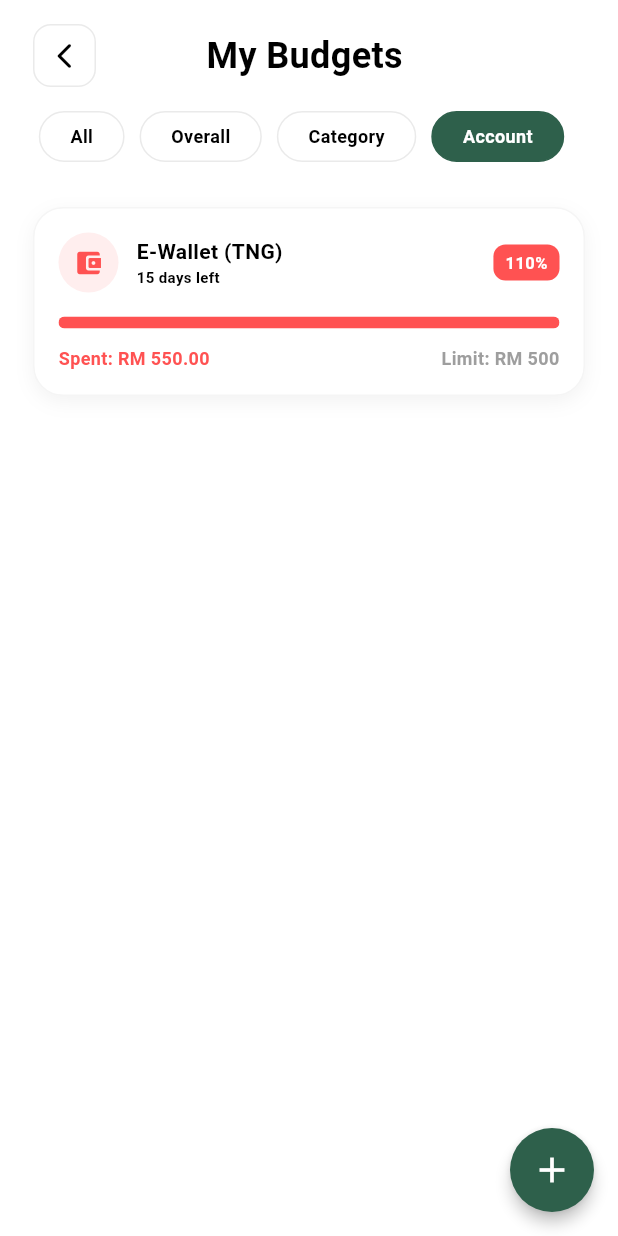
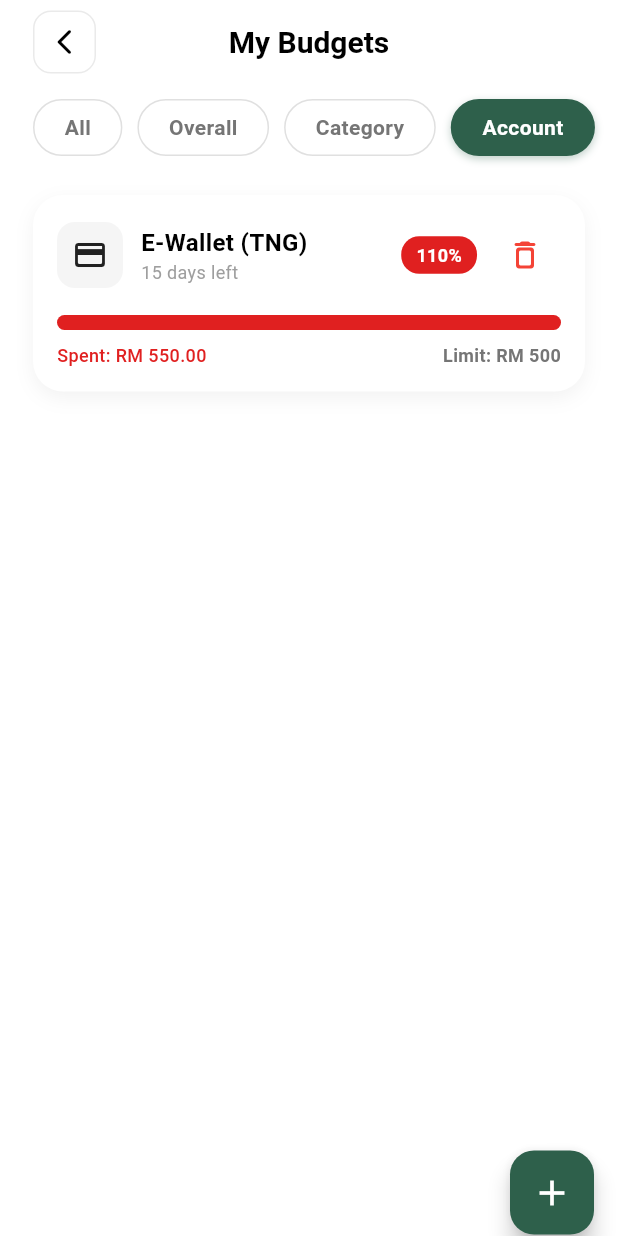
Before and after one commit to cshenglim0407/CAT-304, a Flutter app: the BudgetOverviewPage screen opened directly, after a tap on "Overall", after a tap on "Category", after a tap on "Account", on a phone screen of 412 x 824 dp. Run offline on Flutter 3.47's test engine with Material 3 defaults, Android fonts, the phone set to English and light mode, and no system bars; our stand-ins replace file_picker, flutter_dotenv, google_sign_in, shared_preferences, supabase_flutter; accounts and stored records are empty.

Commit message:
fix budget page

```diff
--- a/mobile/lib/presentation/pages/budget_threshold/budget.dart
+++ b/mobile/lib/presentation/pages/budget_threshold/budget.dart
@@ -115,7 +115,7 @@ class _BudgetPageState extends State<BudgetPage> {
 Future<void> _saveBudget() async {
   if (!_formKey.currentState!.validate()) return;
 
-    // Check for date range
+  // Check if date range is selected
   if (_selectedDateRange == null) {
     ScaffoldMessenger.of(context).showSnackBar(
       const SnackBar(content: Text("Please select a date range")),
@@ -123,7 +123,7 @@ class _BudgetPageState extends State<BudgetPage> {
     return;
   }
 
-    // Parse safely
+  // Parse the amount safely
   final cleanAmount = _amountController.text.replaceAll(',', '');
   final threshold = double.tryParse(cleanAmount);
 
@@ -134,25 +134,54 @@ class _BudgetPageState extends State<BudgetPage> {
     return;
   }
 
-    // Prepare data based on selection
-    // In a real app, you would insert into DB here using 'threshold', '_selectedType', etc.
-    // Example:
-    // final budgetData = {
-    //   'type': _selectedType.code,
-    //   'date_from': _selectedDateRange!.start.toIso8601String(),
-    //   'date_to': _selectedDateRange!.end.toIso8601String(),
-    //   'amount': threshold,
-    //   if (_selectedType == BudgetType.category) 'category_id': _selectedCategoryId,
-    //   if (_selectedType == BudgetType.account) 'account_id': _selectedAccountId,
-    // };
+  // 1. Logic to get the correct Name and Icon
+  String budgetName = 'Overall Limit';
+  IconData budgetIcon = Icons.account_balance_wallet_rounded;
+  String typeLabel = _selectedType.label;
 
+  if (_selectedType == BudgetType.category) {
+    // Find the name of the selected category
+    final category = _categories.firstWhere(
+      (element) => element['id'] == _selectedCategoryId,
+      orElse: () => {'name': 'Unknown Category', 'icon': Icons.category},
+    );
+    budgetName = category['name'];
+    budgetIcon = category['icon'];
+  } else if (_selectedType == BudgetType.account) {
+    // Find the name of the selected account
+    final account = _accounts.firstWhere(
+      (element) => element['id'] == _selectedAccountId,
+      orElse: () => {'name': 'Unknown Account', 'icon': Icons.credit_card},
+    );
+    budgetName = account['name'];
+    budgetIcon = account['icon'];
+  }
+
+  // 2. Create the Budget Data Map
+  final newBudget = {
+    'id': DateTime.now().millisecondsSinceEpoch.toString(), // Unique ID
+    'name': budgetName,
+    'type': typeLabel,
+    'icon': budgetIcon,
+    'spent': 0.0, // Start with 0 spent
+    'amount': threshold,
+    'days_left': _selectedDateRange!.duration.inDays,
+  };
+
+  // 3. Show Success Message
   ScaffoldMessenger.of(context).showSnackBar(
     SnackBar(
-        content: Text("Budget created for ${_selectedType.label}!"),
+      content: Text("Budget created for $budgetName!"),
       backgroundColor: Colors.green,
     ),
   );
-    Navigator.pop(context);
+
+  Navigator.pushReplacement(
+      context,
+      MaterialPageRoute(
+        builder: (context) => BudgetOverviewPage(newBudget: newBudget),
+      ),
+    );
   }
 
   @override
@@ -188,7 +217,7 @@ class _BudgetPageState extends State<BudgetPage> {
                       Navigator.push(
                         context,
                         MaterialPageRoute(
-                          builder: (context) => const BudgetOverviewPage(),
+                          builder: (context) => const BudgetOverviewPage(), // Passing empty map
                         ),
                       );
                     },
--- a/mobile/lib/presentation/pages/budget_threshold/budget_overview.dart
+++ b/mobile/lib/presentation/pages/budget_threshold/budget_overview.dart
@@ -1,11 +1,13 @@
 import 'package:flutter/material.dart';
 import 'package:cashlytics/presentation/themes/colors.dart';
-import 'package:cashlytics/presentation/themes/typography.dart';
-import 'package:cashlytics/presentation/widgets/index.dart';
+import 'package:cashlytics/presentation/widgets/index.dart'; // Import your AppBackButton
 import 'package:cashlytics/presentation/pages/budget_threshold/budget.dart';
 
 class BudgetOverviewPage extends StatefulWidget {
-  const BudgetOverviewPage({super.key});
+  // Add this optional parameter to accept a new budget
+  final Map<String, dynamic>? newBudget;
+
+  const BudgetOverviewPage({super.key, this.newBudget});
 
   @override
   State<BudgetOverviewPage> createState() => _BudgetOverviewPageState();
@@ -14,194 +16,280 @@ class BudgetOverviewPage extends StatefulWidget {
 class _BudgetOverviewPageState extends State<BudgetOverviewPage> {
   String _selectedFilter = 'All';
 
-  // --- MOCK DATA ---
+  // SAME MARGIN AS BUDGET.DART
+  static const double pageMargin = 22.0;
+
   final List<Map<String, dynamic>> _allBudgets = [
     {
       'id': '1',
-      'title': 'Monthly Limit',
-      'type': 'U',
+      'name': 'Monthly Limit',
+      'type': 'Overall',
       'icon': Icons.account_balance_wallet_rounded,
-      'limit': 3000.00,
-      'spent': 1250.00,
+      'spent': 1250.0,
+      'amount': 3000.0,
       'days_left': 15,
     },
     {
       'id': '2',
-      'title': 'Food & Dining',
-      'type': 'C',
-      'icon': Icons.restaurant_menu_rounded,
-      'limit': 800.00,
-      'spent': 650.00,
+      'name': 'Food & Dining',
+      'type': 'Category',
+      'icon': Icons.restaurant_rounded,
+      'spent': 650.0,
+      'amount': 800.0,
       'days_left': 15,
     },
     {
       'id': '3',
-      'title': 'Transport',
-      'type': 'C',
-      'icon': Icons.directions_car_filled_rounded,
-      'limit': 400.00,
-      'spent': 120.00,
+      'name': 'Transport',
+      'type': 'Category',
+      'icon': Icons.directions_car_rounded,
+      'spent': 120.0,
+      'amount': 400.0,
       'days_left': 15,
     },
     {
       'id': '4',
-      'title': 'E-Wallet (TNG)',
-      'type': 'A',
-      'icon': Icons.account_balance_wallet_rounded,
-      'limit': 500.00,
-      'spent': 550.00,
+      'name': 'E-Wallet (TNG)',
+      'type': 'Account',
+      'icon': Icons.credit_card_rounded,
+      'spent': 550.0,
+      'amount': 500.0,
       'days_left': 15,
     },
     {
       'id': '5',
-      'title': 'Shopping',
-      'type': 'C',
+      'name': 'Shopping',
+      'type': 'Category',
       'icon': Icons.shopping_bag_rounded,
-      'limit': 300.00,
-      'spent': 50.00,
+      'spent': 50.0,
+      'amount': 300.0,
       'days_left': 15,
     },
   ];
 
+  @override
+  void initState() {
+    super.initState();
+    // CHECK: If a new budget was passed in, add it to the top of the list
+    if (widget.newBudget != null) {
+      _allBudgets.insert(0, widget.newBudget!);
+    }
+  }
+
   List<Map<String, dynamic>> get _filteredBudgets {
     if (_selectedFilter == 'All') return _allBudgets;
-    if (_selectedFilter == 'Overall') return _allBudgets.where((b) => b['type'] == 'U').toList();
-    if (_selectedFilter == 'Category') return _allBudgets.where((b) => b['type'] == 'C').toList();
-    if (_selectedFilter == 'Account') return _allBudgets.where((b) => b['type'] == 'A').toList();
-    return _allBudgets;
+    return _allBudgets.where((b) => b['type'] == _selectedFilter).toList();
   }
 
-  Color _getProgressColor(double percentage) {
-    if (percentage >= 1.0) return Colors.redAccent;
-    if (percentage >= 0.75) return Colors.orangeAccent;
-    return AppColors.primary;
+  void _confirmDelete(int index) {
+    showDialog(
+      context: context,
+      builder: (context) {
+        return AlertDialog(
+          title: const Text('Delete Budget?'),
+          content: const Text('Are you sure you want to delete this budget?'),
+          actions: [
+            TextButton(
+              onPressed: () => Navigator.pop(context),
+              child: const Text('Cancel'),
+            ),
+            TextButton(
+              style: TextButton.styleFrom(foregroundColor: Colors.red),
+              onPressed: () {
+                setState(() {
+                  _allBudgets.removeAt(index);
+                });
+                Navigator.pop(context);
+              },
+              child: const Text('Delete'),
+            ),
+          ],
+        );
+      },
+    );
   }
 
   @override
   Widget build(BuildContext context) {
-    const double pageMargin = 22.0;
+    final surfaceColor = AppColors.getSurface(context);
+    final primaryColor = AppColors.primary;
+    const warningColor = Color(0xFFF5A623);
+    const errorColor = Color(0xFFE02020);
+    const greyText = Color(0xFF757575);
 
     return Scaffold(
-      backgroundColor: AppColors.getSurface(context),
-      floatingActionButton: FloatingActionButton(
-        onPressed: () {
-          Navigator.push(
-            context,
-            MaterialPageRoute(builder: (context) => const BudgetPage()),
-          );
-        },
-        backgroundColor: AppColors.primary,
-        elevation: 4,
-        shape: const CircleBorder(),
-        child: const Icon(Icons.add, color: Colors.white, size: 28),
-      ),
-      body: SafeArea(
-        child: Column(
-          children: [
-            // --- Header ---
-            Padding(
-              padding: const EdgeInsets.symmetric(horizontal: pageMargin, vertical: 16),
-              child: Row(
-                mainAxisAlignment: MainAxisAlignment.spaceBetween,
-                children: [
-                  // 👇 UPDATED: Added onPressed logic
-                  AppBackButton(
+      backgroundColor: surfaceColor,
+      appBar: AppBar(
+        backgroundColor: Colors.transparent,
+        elevation: 0,
+        centerTitle: true,
+        // --- UPDATED BACK BUTTON SECTION ---
+        // We use Container + padding to perfectly align with the page margin
+        leading: Container(
+          margin: const EdgeInsets.only(left: pageMargin),
+          alignment: Alignment.centerLeft, // Ensures button doesn't stretch
+          child: AppBackButton(
             onPressed: () => Navigator.pop(context),
           ),
-                  Text(
-                    "My Budgets",
-                    style: AppTypography.headline3.copyWith(
+        ),
+        leadingWidth: 70, // Give enough width for margin + button
+        title: Text(
+          'My Budgets',
+          style: TextStyle(
             color: AppColors.getTextPrimary(context),
             fontWeight: FontWeight.bold,
           ),
         ),
-                  const SizedBox(width: 48),
-                ],
+      ),
+      body: Column(
+        children: [
+          // --- 1. FILTER BAR ---
+          SingleChildScrollView(
+            scrollDirection: Axis.horizontal,
+            padding: const EdgeInsets.symmetric(horizontal: pageMargin, vertical: 10),
+            child: Row(
+              children: ['All', 'Overall', 'Category', 'Account']
+                  .map((filter) => Padding(
+                        padding: const EdgeInsets.only(right: 10),
+                        child: _buildFilterChip(filter, primaryColor, greyText),
+                      ))
+                  .toList(),
             ),
           ),
 
-            // --- Filter Pills ---
-            SingleChildScrollView(
-              scrollDirection: Axis.horizontal,
-              padding: const EdgeInsets.symmetric(horizontal: pageMargin),
-              child: Row(
-                children: ['All', 'Overall', 'Category', 'Account'].map((filter) {
-                  final isSelected = _selectedFilter == filter;
-                  return Padding(
-                    padding: const EdgeInsets.only(right: 10),
-                    child: GestureDetector(
-                      onTap: () => setState(() => _selectedFilter = filter),
-                      child: AnimatedContainer(
-                        duration: const Duration(milliseconds: 200),
+          // --- 2. BUDGET LIST ---
+          Expanded(
+            child: _filteredBudgets.isEmpty
+                ? Center(
+                    child: Text(
+                      "No budgets found.",
+                      style: TextStyle(color: greyText),
+                    ),
+                  )
+                : ListView.builder(
+                    padding: const EdgeInsets.fromLTRB(pageMargin, 16, pageMargin, 100),
+                    itemCount: _filteredBudgets.length,
+                    itemBuilder: (context, index) {
+                      final budget = _filteredBudgets[index];
+                      final originalIndex = _allBudgets.indexOf(budget);
+
+                      return _buildBudgetCard(
+                        budget,
+                        originalIndex,
+                        primaryColor,
+                        warningColor,
+                        errorColor,
+                        greyText,
+                      );
+                    },
+                  ),
+          ),
+        ],
+      ),
+
+      // --- 3. CREATE NEW BUTTON ---
+      floatingActionButton: Transform.translate(
+        offset: const Offset(0, 15),
+        child: FloatingActionButton(
+          backgroundColor: primaryColor,
+          shape: RoundedRectangleBorder(borderRadius: BorderRadius.circular(16)),
+          child: const Icon(Icons.add, color: Colors.white, size: 28),
+
+          // UPDATED LOGIC HERE
+          onPressed: () async {
+            // 1. Wait for data from BudgetPage
+            final newBudget = await Navigator.push(
+              context,
+              MaterialPageRoute(builder: (context) => const BudgetPage()),
+            );
+
+            // 2. If data was returned, add it to the list
+            if (newBudget != null) {
+              setState(() {
+                _allBudgets.add(newBudget);
+              });
+            }
+          },
+        ),
+      ),
+    );
+  }
+
+  Widget _buildFilterChip(String label, Color primary, Color greyText) {
+    final bool isSelected = _selectedFilter == label;
+    return GestureDetector(
+      onTap: () => setState(() => _selectedFilter = label),
+      child: Container(
         padding: const EdgeInsets.symmetric(horizontal: 20, vertical: 8),
         decoration: BoxDecoration(
-                          color: isSelected ? AppColors.primary : AppColors.getSurface(context),
+          color: isSelected ? primary : Colors.white,
           borderRadius: BorderRadius.circular(20),
           border: Border.all(
-                            color: isSelected ? AppColors.primary : AppColors.greyLight,
-                          ),
+              color: isSelected ? primary : Colors.grey.shade300),
+          boxShadow: isSelected
+              ? [
+                  BoxShadow(
+                      color: primary.withOpacity(0.3),
+                      blurRadius: 4,
+                      offset: const Offset(0, 2))
+                ]
+              : [],
         ),
         child: Text(
-                          filter,
-                          style: AppTypography.bodySmall.copyWith(
-                            color: isSelected ? Colors.white : AppColors.grey,
-                            fontWeight: FontWeight.bold,
-                          ),
+          label,
+          style: TextStyle(
+            color: isSelected ? Colors.white : greyText,
+            fontWeight: FontWeight.w600,
           ),
         ),
       ),
     );
-                }).toList(),
-              ),
-            ),
+  }
 
-            const SizedBox(height: 20),
+  Widget _buildBudgetCard(
+      Map<String, dynamic> budget,
+      int index,
+      Color primary,
+      Color warning,
+      Color error,
+      Color greyText) {
+    double spent = (budget['spent'] ?? 0).toDouble();
+    double limit = (budget['amount'] ?? 0).toDouble();
+    double percentage = (limit == 0) ? 0 : (spent / limit);
+    int percentageInt = (percentage * 100).toInt();
 
-            // --- Budget List ---
-            Expanded(
-              child: ListView.separated(
-                padding: const EdgeInsets.symmetric(horizontal: pageMargin, vertical: 10),
-                itemCount: _filteredBudgets.length,
-                separatorBuilder: (context, index) => const SizedBox(height: 16),
-                itemBuilder: (context, index) {
-                  final item = _filteredBudgets[index];
-                  final double limit = item['limit'];
-                  final double spent = item['spent'];
-                  final double percentage = (spent / limit).clamp(0.0, 1.0);
-                  final double displayPercentage = (spent / limit) * 100;
-                  final bool isOverBudget = spent > limit;
+    Color statusColor = primary;
+    if (percentage >= 1.0) {
+      statusColor = error;
+    } else if (percentage >= 0.8) {
+      statusColor = warning;
+    }
 
     return Container(
+      margin: const EdgeInsets.only(bottom: 16),
       padding: const EdgeInsets.all(16),
       decoration: BoxDecoration(
-                      color: AppColors.getSurface(context),
+        color: Colors.white,
         borderRadius: BorderRadius.circular(20),
         boxShadow: [
           BoxShadow(
-                          color: Colors.black.withValues(alpha: 0.05),
+            color: Colors.black.withOpacity(0.05),
             blurRadius: 10,
             offset: const Offset(0, 4),
-                        )
+          ),
         ],
-                      border: Border.all(color: AppColors.greyLight.withValues(alpha: 0.5)),
       ),
       child: Column(
-                      crossAxisAlignment: CrossAxisAlignment.start,
         children: [
-                        // Row 1: Icon, Title, Percentage Text
           Row(
             children: [
               Container(
                 padding: const EdgeInsets.all(10),
                 decoration: BoxDecoration(
-                                color: _getProgressColor(percentage).withValues(alpha: 0.1),
-                                shape: BoxShape.circle,
+                  color: Colors.grey.shade100,
+                  borderRadius: BorderRadius.circular(12),
                 ),
-                              child: Icon(
-                                item['icon'],
-                                color: _getProgressColor(percentage),
-                                size: 20,
-                              ),
+                child: Icon(budget['icon'], color: Colors.black87),
               ),
               const SizedBox(width: 12),
               Expanded(
@@ -209,69 +297,69 @@ class _BudgetOverviewPageState extends State<BudgetOverviewPage> {
                   crossAxisAlignment: CrossAxisAlignment.start,
                   children: [
                     Text(
-                                    item['title'],
-                                    style: AppTypography.bodyMedium.copyWith(
+                      budget['name'],
+                      style: const TextStyle(
+                          fontSize: 16,
                           fontWeight: FontWeight.bold,
-                                      color: AppColors.getTextPrimary(context),
-                                    ),
+                          color: Colors.black),
                     ),
                     Text(
-                                    "${item['days_left']} days left",
-                                    style: AppTypography.labelSmall.copyWith(
-                                      color: AppColors.grey,
-                                      fontSize: 10,
-                                    ),
+                      '${budget['days_left']} days left',
+                      style: TextStyle(fontSize: 12, color: Colors.grey[500]),
                     ),
                   ],
                 ),
               ),
               Container(
-                              padding: const EdgeInsets.symmetric(horizontal: 8, vertical: 4),
+                padding: const EdgeInsets.symmetric(horizontal: 10, vertical: 4),
                 decoration: BoxDecoration(
-                                color: isOverBudget ? Colors.redAccent : AppColors.primary,
-                                borderRadius: BorderRadius.circular(8),
+                  color: statusColor,
+                  borderRadius: BorderRadius.circular(12),
                 ),
                 child: Text(
-                                "${displayPercentage.toStringAsFixed(0)}%",
-                                style: AppTypography.labelSmall.copyWith(
+                  '$percentageInt%',
+                  style: const TextStyle(
                       color: Colors.white,
-                                  fontWeight: FontWeight.bold,
+                      fontSize: 12,
+                      fontWeight: FontWeight.bold),
                 ),
               ),
+              const SizedBox(width: 8),
+              IconButton(
+                padding: EdgeInsets.zero,
+                constraints: const BoxConstraints(),
+                icon: const Icon(Icons.delete_outline_rounded, color: Colors.red),
+                onPressed: () => _confirmDelete(index),
               ),
             ],
           ),
-
           const SizedBox(height: 16),
-
-                        // Row 2: Progress Bar
           ClipRRect(
-                          borderRadius: BorderRadius.circular(10),
+            borderRadius: BorderRadius.circular(8),
             child: LinearProgressIndicator(
-                            value: percentage,
-                            minHeight: 8,
-                            backgroundColor: AppColors.greyLight.withValues(alpha: 0.3),
-                            valueColor: AlwaysStoppedAnimation<Color>(_getProgressColor(percentage)),
+              value: percentage > 1 ? 1 : percentage,
+              backgroundColor: Colors.grey.shade200,
+              color: statusColor,
+              minHeight: 10,
             ),
           ),
-
-                        const SizedBox(height: 12),
-
-                        // Row 3: Amount Details
+          const SizedBox(height: 8),
           Row(
             mainAxisAlignment: MainAxisAlignment.spaceBetween,
             children: [
               Text(
-                              "Spent: RM ${spent.toStringAsFixed(2)}",
-                              style: AppTypography.bodySmall.copyWith(
-                                color: isOverBudget ? Colors.redAccent : AppColors.getTextSecondary(context),
-                                fontWeight: isOverBudget ? FontWeight.bold : FontWeight.normal,
+                'Spent: RM ${spent.toStringAsFixed(2)}',
+                style: TextStyle(
+                  color: percentage >= 1.0 ? error : greyText,
+                  fontSize: 12,
+                  fontWeight: FontWeight.w500,
                 ),
               ),
               Text(
-                              "Limit: RM ${limit.toStringAsFixed(0)}",
-                              style: AppTypography.bodySmall.copyWith(
-                                color: AppColors.getTextSecondary(context),
+                'Limit: RM ${limit.toStringAsFixed(0)}',
+                style: TextStyle(
+                  color: greyText,
+                  fontSize: 12,
                   fontWeight: FontWeight.bold,
                 ),
               ),
@@ -280,12 +368,5 @@ class _BudgetOverviewPageState extends State<BudgetOverviewPage> {
         ],
       ),
     );
-                },
-              ),
-            ),
-          ],
-        ),
-      ),
-    );
   }
 }
```
Lines whose indentation alone changed are shown as unchanged.
